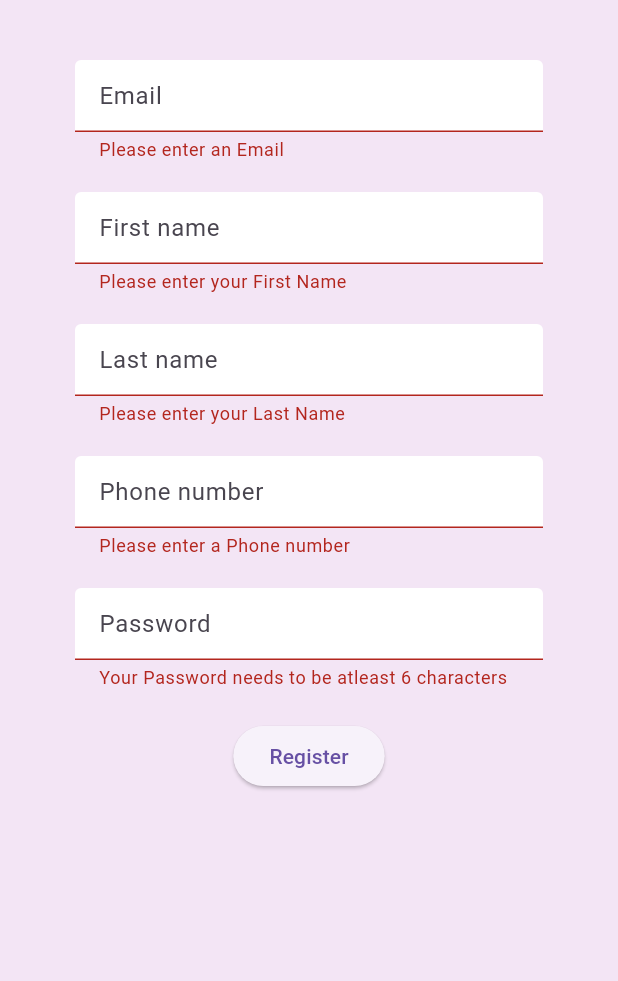
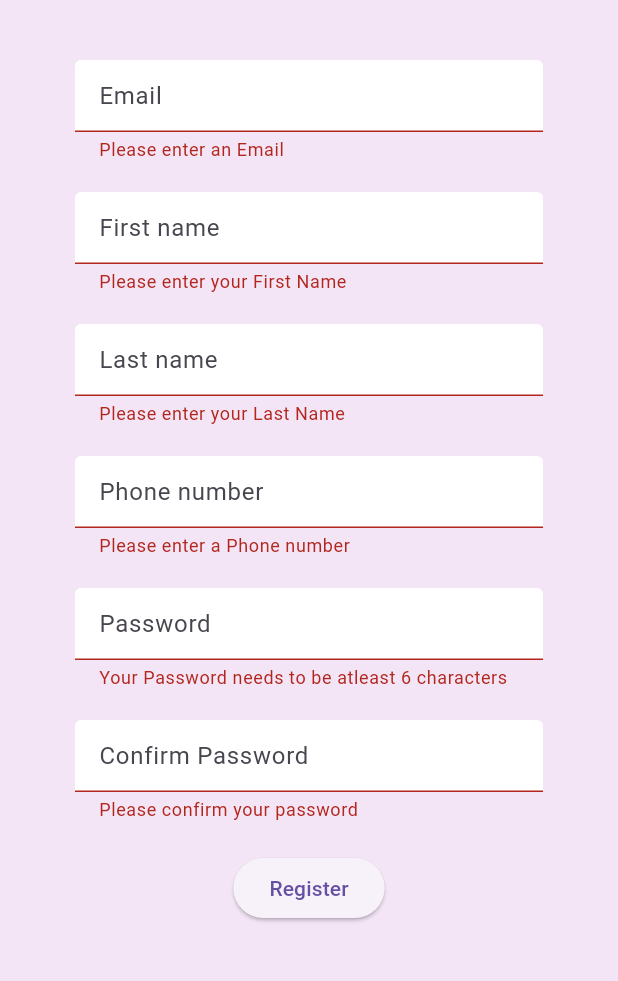
Before and after one commit to mnymkz/Winetopia, a Flutter app: the Register screen opened directly with empty values, after a tap on "Register", on a phone screen of 412 x 824 dp, the part 84-1065 px from its top. Run offline on Flutter 3.47's test engine with Material 3 defaults, Android fonts, the phone set to English and light mode, and no system bars; our stand-ins replace cloud_firestore, firebase_auth, firebase_core, flutter_spinkit; missing offline and left inert: nfc_manager; accounts and stored records are empty.

Commit message:
feat: Confirm password and register if passwords are matching
Extra validation step to ensure that user is using the correct password by asking them to input the same password twice

```diff
--- a/lib/screens/authenticate/register.dart
+++ b/lib/screens/authenticate/register.dart
@@ -28,6 +28,7 @@ class _RegisterState extends State<Register> {
   //text field state
   String email = '';
   String password = '';
+  String confirmPassword = '';
   String fname = '';
   String lname = '';
   String phone = '';
@@ -116,6 +117,19 @@ class _RegisterState extends State<Register> {
                 },
               ),
               SizedBox(height: 20.0,),
+              TextFormField(
+                decoration: textImportDecoration.copyWith(hintText: 'Confirm Password'),
+                obscureText: true, //hiding the text (for password)
+                validator: (val) {
+                  if (val!.isEmpty) {
+                    return 'Please confirm your password';
+                  } else if (val != password) {
+                    return 'Passwords do not match';
+                  }
+                  return null;
+                },
+              ),
+              SizedBox(height: 20.0,),
               ElevatedButton(
                 style: ElevatedButton.styleFrom(
                   //backgroundColor: Colors.black
```
